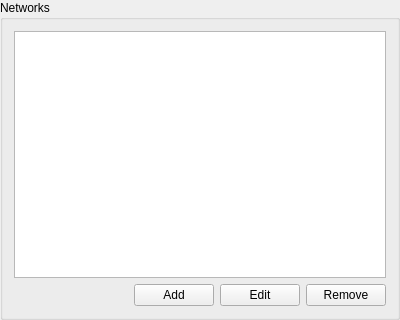
Above: src/core/gui/configuration/irc/cfgircnetworks.ui from Destroyerrrocket/doomseeker-unofficial before the change. Below: the same form after it.
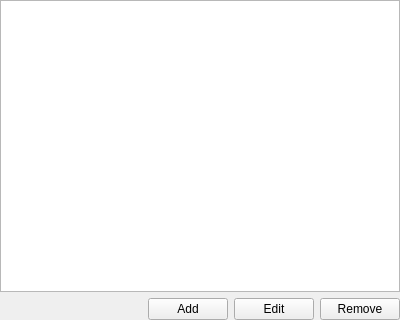
That is the form after the change.

Commit message: - All configuration pages are now descendants of QWidget rather than QGroupBox. Configuration dialog is responsible for spawning the groupbox and inserting page within.

Patch:
```diff
--- a/src/core/gui/configuration/irc/cfgircnetworks.ui
+++ b/src/core/gui/configuration/irc/cfgircnetworks.ui
@@ -1,7 +1,7 @@
 <?xml version="1.0" encoding="UTF-8"?>
 <ui version="4.0">
  <class>CFGIRCNetworks</class>
- <widget class="QGroupBox" name="CFGIRCNetworks">
+ <widget class="QWidget" name="CFGIRCNetworks">
   <property name="geometry">
    <rect>
     <x>0</x>
@@ -10,13 +10,10 @@
     <height>320</height>
    </rect>
   </property>
-  <property name="windowTitle">
-   <string>GroupBox</string>
-  </property>
-  <property name="title">
-   <string>Networks</string>
-  </property>
   <layout class="QVBoxLayout" name="verticalLayout">
+   <property name="margin">
+    <number>0</number>
+   </property>
    <item>
     <layout class="QVBoxLayout" name="verticalLayout_2">
      <item>
```
The commit also changes 29 other files.
